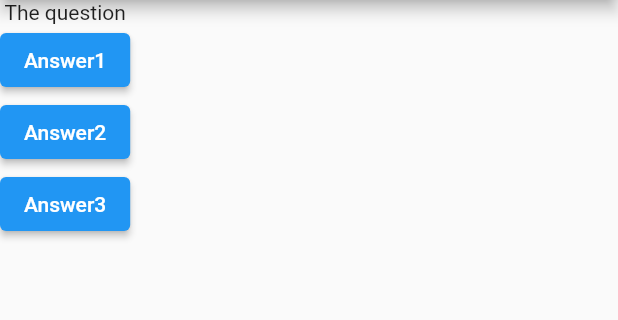
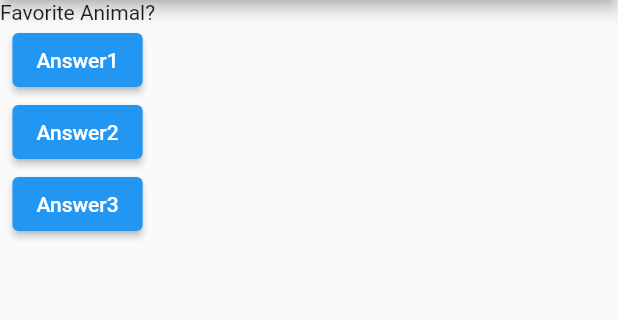
Before and after one commit to enchele01/FlutterQuizApp, a Flutter app: the screen it shows after launch, after a tap on "Answer1", on a phone screen of 412 x 824 dp, the part 84-404 px from its top. Run offline on Flutter 3.47's test engine with Material 2 defaults, Android fonts, the phone set to English and light mode, and no system bars.

```diff
--- a/lib/main.dart
+++ b/lib/main.dart
@@ -4,7 +4,23 @@ void main() {
   runApp(MyApp());
 }
 
-class MyApp extends StatelessWidget {
+class MyApp extends StatefulWidget {
+  @override
+  State<StatefulWidget> createState() {
+    return MyAppState();
+  }
+}
+
+class MyAppState extends State<MyApp> {
+  var questionIndex = 0;
+
+  void AnswerQuestion() {
+    setState(() {
+      questionIndex += 1;
+    });
+    print(questionIndex);
+  }
+
   @override
   Widget build(BuildContext context) {
     var questions = [
@@ -19,10 +35,10 @@ class MyApp extends StatelessWidget {
         ),
         body: Column(
           children: <Widget>[
-            Text("The question"),
-            ElevatedButton(onPressed: () => {}, child: Text("Answer1")),
-            ElevatedButton(onPressed: () => {}, child: Text("Answer2")),
-            ElevatedButton(onPressed: () => {}, child: Text("Answer3")),
+            Text(questions.elementAt(questionIndex)),
+            ElevatedButton(onPressed: AnswerQuestion, child: Text("Answer1")),
+            ElevatedButton(onPressed: AnswerQuestion, child: Text("Answer2")),
+            ElevatedButton(onPressed: AnswerQuestion, child: Text("Answer3")),
           ],
         ),
       ),
```
